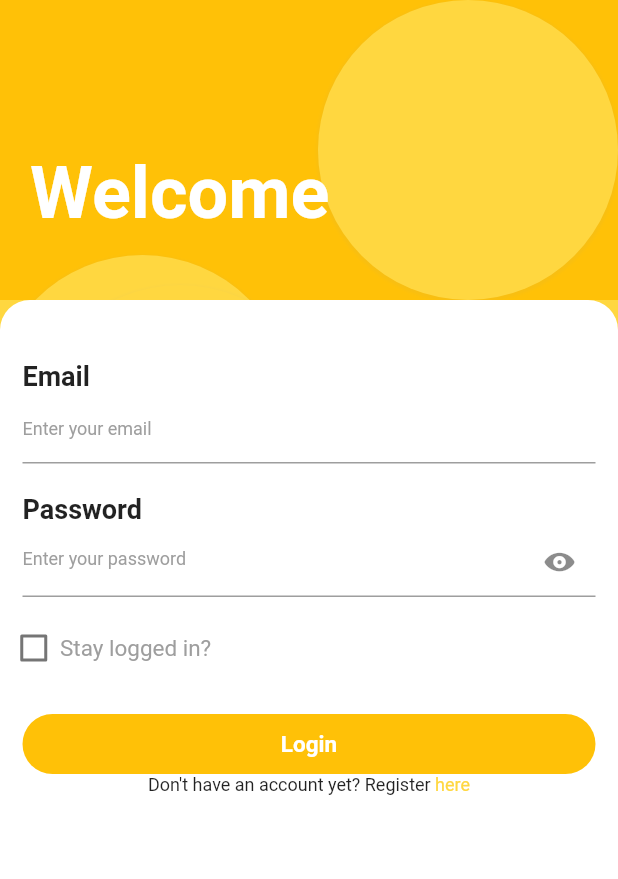
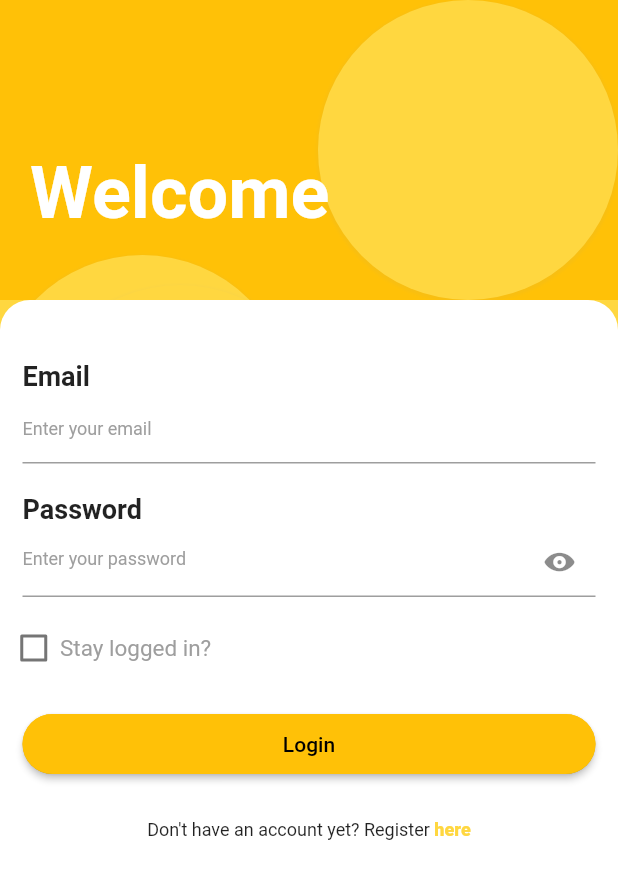
Before and after one commit to Khushi740/hostelhive, a Flutter app: the screen it shows after launch, on a phone screen of 412 x 824 dp. Shown: the top 879 px of the screen. Run offline on Flutter 3.47's test engine with Material 2 defaults, Android fonts, the phone set to English and light mode, and no system bars; our stand-ins replace curved_navigation_bar; Roboto replaces fonts that are missing (Quicksand).

Commit message:
Added Elevated button in Login and Register Screen
Signed-off-by: ishitag22 <ishitagaur4@gmail.com>

```diff
--- a/lib/login.dart
+++ b/lib/login.dart
@@ -48,7 +48,8 @@ class _LoginPageState extends State<LoginPage> {
         child:Padding(
           padding: const   EdgeInsets.fromLTRB(15,40,15,20),
           child: SingleChildScrollView(
-            child: Column(crossAxisAlignment :CrossAxisAlignment.start,children:  [
+            child: Column(crossAxisAlignment :CrossAxisAlignment.start,
+              children:  [
               const Text('Email',style: TextStyle(fontWeight: FontWeight.w700,fontFamily:'Quicksand',fontSize: 18 )),
               const TextField(
                 decoration: InputDecoration(
@@ -91,22 +92,28 @@ class _LoginPageState extends State<LoginPage> {
               const SizedBox(height: 20),
               Container(decoration: BoxDecoration(
                 color: Colors.amber,
-                borderRadius: BorderRadius.circular(50)
-              ),width: MediaQuery.of(context).size
-                .width,height: 40,
-                child: TextButton( onPressed: (){
+                borderRadius: BorderRadius.circular(100)
+              ),
+                width: MediaQuery.of(context).size.width,height: 40,
+                child: ElevatedButton( onPressed: (){
                   Navigator.push(context, MaterialPageRoute(builder: (_)=> NavBar()));
                 },
-                child: const Center(child: Text('Login',style: TextStyle(color: Colors.white,fontWeight: FontWeight.w700,fontSize: 15),),)),
+                  child: Text("Login", style: TextStyle(color: Colors.black),),
+                  style: ElevatedButton.styleFrom(
+                    primary: Colors.amber,
+                    shape: RoundedRectangleBorder(borderRadius: BorderRadius.circular(20))
+                  ),
+                ),
               ),
-              //child: const SizedBox(height: 15,),
-              Center(
+              Padding(padding: EdgeInsets.all(30),
+             child: Center(
                 child: InkWell(onTap: ()=> Navigator.push(context,MaterialPageRoute(builder: (_)=> const SignUp())),
                   child: const Text.rich(TextSpan(children: [
                     TextSpan(text:"Don't have an account yet? Register",style: TextStyle(fontSize:12 )),
-                    TextSpan(text: ' here',style: TextStyle(fontSize: 12,color: Colors.amberAccent)),
+                    TextSpan(text: ' here',style: TextStyle(fontSize: 12,color: Colors.amberAccent, fontWeight: FontWeight.w900)),
                   ])),
                 ),
+              ),
               )
 
              // Padding(padding: const EdgeInsets.symmetric(vertical: 20),
```
Also changed, not shown: lib/register.dart (+13 -4 lines).
